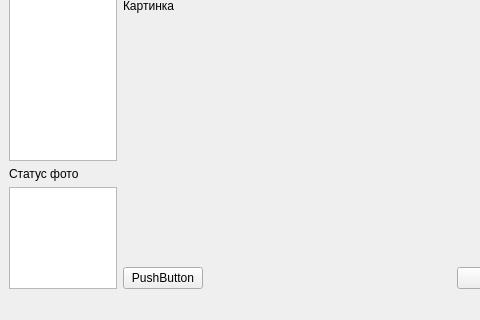
Lyubomyrkot/Image_editor, file window.ui: the form before one commit; both pictures show x 0 to 480 and y 305 to 625 of the 632 by 625 pixel window.
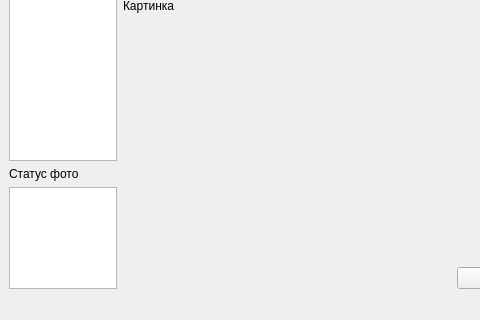
The form after the commit. Icons and pictures are not drawn.

Patch:
```diff
--- a/window.ui
+++ b/window.ui
@@ -179,13 +179,6 @@
         <property name="bottomMargin">
          <number>0</number>
         </property>
-        <item>
-         <widget class="QPushButton" name="pushButton_8">
-          <property name="text">
-           <string>PushButton</string>
-          </property>
-         </widget>
-        </item>
         <item>
          <spacer name="horizontalSpacer_2">
           <property name="orientation">
```
Left out of the diff: 12 changed lines with no effect on the pictures.
